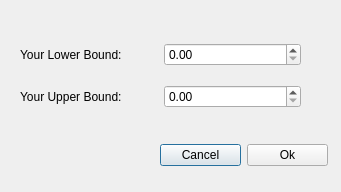
First picture: the form in source/uniformdialog.ui, repository ObadaJabassini/parallel-matrix-vector-multiplication, before the edit.
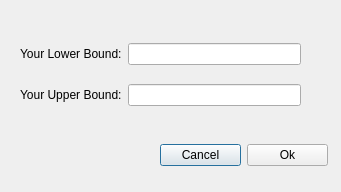
Second picture: the form after the edit.

What changed in the file:
```diff
--- a/source/uniformdialog.ui
+++ b/source/uniformdialog.ui
@@ -13,7 +13,7 @@
         <property name="windowTitle">
             <string>Dialog</string>
         </property>
-        <widget class="QWidget" name="">
+        <widget class="QWidget" name="layoutWidget">
             <property name="geometry">
                 <rect>
                     <x>20</x>
@@ -33,7 +33,7 @@
                             </widget>
                         </item>
                         <item>
-                            <widget class="QDoubleSpinBox" name="lowerBox"/>
+                            <widget class="QLineEdit" name="lowerBox"/>
                         </item>
                     </layout>
                 </item>
@@ -47,13 +47,13 @@
                             </widget>
                         </item>
                         <item>
-                            <widget class="QDoubleSpinBox" name="upperBox"/>
+                            <widget class="QLineEdit" name="upperBox"/>
                         </item>
                     </layout>
                 </item>
             </layout>
         </widget>
-        <widget class="QWidget" name="">
+        <widget class="QWidget" name="layoutWidget">
             <property name="geometry">
                 <rect>
                     <x>160</x>
```
